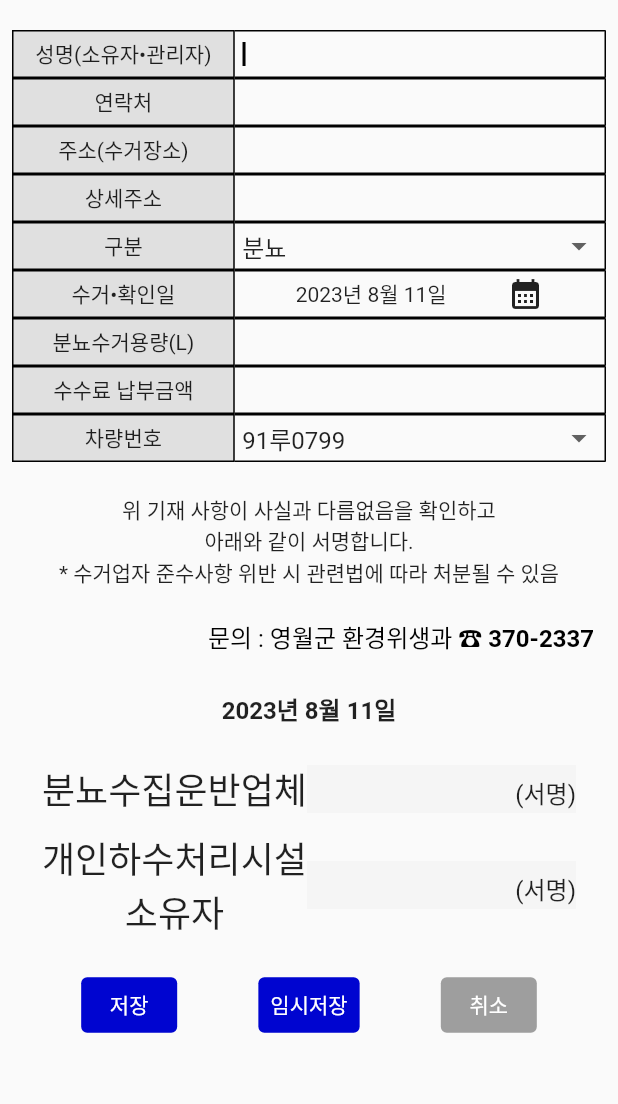
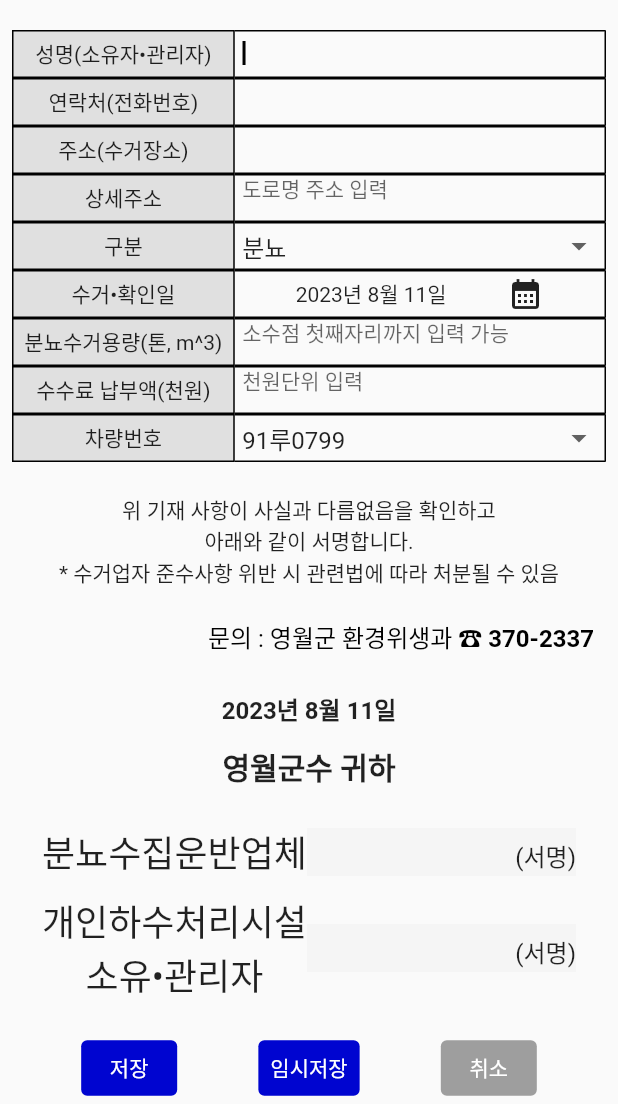
Before and after one commit to kyungsnim/tttttttt, a Flutter app: the screen it shows after launch, after a tap on "신규 확인서 작성", on a phone screen of 412 x 824 dp, the part 132-1236 px from its top. Run offline on Flutter 3.47's test engine with Material 2 defaults, Android fonts, the phone set to English and light mode, and no system bars; our stand-ins replace flutter_typeahead, fluttertoast, get, pdf, permission_handler, shared_preferences and 1 more; missing offline and left inert: excel, flutter_rounded_date_picker.

Commit message:
추가 요청사항 반영

```diff
--- a/lib/create/create_view.dart
+++ b/lib/create/create_view.dart
@@ -108,16 +108,16 @@ class _CreateViewState extends State<CreateView> {
               ),
               _buildInputArea('성명(소유자•관리자)', 'text',
                   controller: widget.nameController),
-              _buildInputArea('연락처', 'text',
+              _buildInputArea('연락처(전화번호)', 'text',
                   controller: widget.contactController),
               _buildInputArea('주소(수거장소)', 'address'),
               _buildInputArea('상세주소', 'text',
                   controller: widget.addressDetailController),
               _buildInputArea('구분', 'select'),
               _buildInputArea('수거•확인일', 'calendar'),
-              _buildInputArea('분뇨수거용량(L)', 'text',
+              _buildInputArea('분뇨수거용량(톤, m^3)', 'text',
                   controller: widget.sizeController),
-              _buildInputArea('수수료 납부금액', 'text',
+              _buildInputArea('수수료 납부액(천원)', 'text',
                   controller: widget.costController),
               _buildInputArea('차량번호', 'select'),
               const SizedBox(height: 20),
@@ -125,8 +125,8 @@ class _CreateViewState extends State<CreateView> {
               _buildSignatureArea(
                   '분뇨수집운반업체', () => widget.onTapSignature('분뇨수집운반업체')),
               const SizedBox(height: 10),
-              _buildSignatureArea('개인하수처리시설\n소유자',
-                  () => widget.onTapSignature('개인하수처리시설\n소유자')),
+              _buildSignatureArea('개인하수처리시설\n소유•관리자',
+                  () => widget.onTapSignature('개인하수처리시설\n소유•관리자')),
               const SizedBox(height: 20),
               widget.viewMode!
                   ? Row(
@@ -226,7 +226,7 @@ class _CreateViewState extends State<CreateView> {
                 ),
                 _buildPdfInputArea(
                     '성명(소유자•관리자)', widget.nameController.text, ttf),
-                _buildPdfInputArea('연락처', widget.contactController.text, ttf),
+                _buildPdfInputArea('연락처(전화번호)', widget.contactController.text, ttf),
                 _buildPdfInputArea('주소(수거장소)', widget.address, ttf),
                 _buildPdfInputArea(
                     '상세주소', widget.addressDetailController.text, ttf),
@@ -236,9 +236,9 @@ class _CreateViewState extends State<CreateView> {
                     '${widget.date.year}년 ${widget.date.month}월 ${widget.date.day}일',
                     ttf),
                 _buildPdfInputArea(
-                    '분뇨수거용량(L)', '${widget.sizeController.text}L', ttf),
+                    '분뇨수거용량(톤, m^3)', '${widget.sizeController.text}L', ttf),
                 _buildPdfInputArea(
-                    '수수료 납부금액', '${widget.costController.text}원', ttf),
+                    '수수료 납부액(천원)', '${widget.costController.text}원', ttf),
                 _buildPdfInputArea('차량번호', widget.numOfCar, ttf),
                 pw.SizedBox(height: 20),
                 _buildPdfExtraInfo(ttf),
@@ -404,8 +404,8 @@ class _CreateViewState extends State<CreateView> {
           "주소(수거장소)".toString(),
           "구분".toString(),
           "수거•확인일".toString(),
-          "분뇨수거용량(L)".toString(),
-          "수수료 납부금액".toString(),
+          "분뇨수거용량(톤, m^3)".toString(),
+          "수수료 납부액(천원)".toString(),
           "차량번호".toString(),
         ];
 
@@ -528,12 +528,24 @@ class _CreateViewState extends State<CreateView> {
           ),
         ),
         pw.Padding(
-          padding: const pw.EdgeInsets.symmetric(vertical: 24.0),
+          padding: const pw.EdgeInsets.only(top: 24.0),
           child: pw.Text(
             '${widget.date.year}년 ${widget.date.month}월 ${widget.date.day}일',
             textAlign: pw.TextAlign.center,
             style: pw.TextStyle(
               fontSize: 16,
+              fontWeight: pw.FontWeight.bold,
+              font: ttf,
+            ),
+          ),
+        ),
+        pw.Padding(
+          padding: const pw.EdgeInsets.only(top: 12, bottom: 24.0),
+          child: pw.Text(
+            '영월군수 귀하',
+            textAlign: pw.TextAlign.center,
+            style: pw.TextStyle(
+              fontSize: 20,
               fontWeight: pw.FontWeight.bold,
               font: ttf,
             ),
@@ -698,12 +710,23 @@ class _CreateViewState extends State<CreateView> {
           ),
         ),
         Padding(
-          padding: const EdgeInsets.symmetric(vertical: 24.0),
+          padding: const EdgeInsets.only(top: 24.0),
           child: Text(
             '${widget.date.year}년 ${widget.date.month}월 ${widget.date.day}일',
             textAlign: TextAlign.center,
             style: const TextStyle(
               fontSize: 16,
+              fontWeight: FontWeight.bold,
+            ),
+          ),
+        ),
+        const Padding(
+          padding: EdgeInsets.only(top: 12, bottom: 24.0),
+          child: Text(
+            '영월군수 귀하',
+            textAlign: TextAlign.center,
+            style: TextStyle(
+              fontSize: 20,
               fontWeight: FontWeight.bold,
             ),
           ),
@@ -756,7 +779,7 @@ class _CreateViewState extends State<CreateView> {
                 child: SizedBox(
                   height: 30,
                   child: type == 'text'
-                      ? title == '분뇨수거용량(L)' || title == '수수료 납부금액'
+                      ? title == '분뇨수거용량(톤, m^3)' || title == '수수료 납부액(천원)'
                           ? TextField(
                               readOnly: widget.viewMode!,
                               autofocus: true,
@@ -766,10 +789,11 @@ class _CreateViewState extends State<CreateView> {
                                 FocusNode().nextFocus();
                               },
                               controller: controller!,
-                              decoration: const InputDecoration(
+                              decoration: InputDecoration(
+                                hintText: title == '수수료 납부액(천원)' ? '천원단위 입력' : '소수점 첫째자리까지 입력 가능',
                                 border: InputBorder.none,
                                 contentPadding: EdgeInsets.symmetric(
-                                  vertical: 14,
+                                  vertical: 12,
                                   horizontal: 5,
                                 ),
                               ),
@@ -781,10 +805,10 @@ class _CreateViewState extends State<CreateView> {
                               inputFormatters: [
                                 /// 연락처 입력일 때는 숫자와 하이픈만 사용 가능
                                 FilteringTextInputFormatter.allow(
-                                    RegExp("[0-9]")),
+                                    RegExp(r"^[0-9]{0,9}.{0,2}")),
                               ],
                             )
-                          : title == '연락처'
+                          : title == '연락처(전화번호)'
                               ? TextField(
                                   readOnly: widget.viewMode!,
                                   autofocus: true,
@@ -823,10 +847,11 @@ class _CreateViewState extends State<CreateView> {
                                     FocusNode().nextFocus();
                                   },
                                   controller: controller!,
-                                  decoration: const InputDecoration(
+                                  decoration: InputDecoration(
+                                    hintText: title == '상세주소' ? '도로명 주소 입력' : '',
                                     border: InputBorder.none,
-                                    contentPadding: EdgeInsets.symmetric(
-                                      vertical: 14,
+                                    contentPadding: const EdgeInsets.symmetric(
+                                      vertical: 12,
                                       horizontal: 5,
                                     ),
                                   ),
--- a/lib/home/home_view.dart
+++ b/lib/home/home_view.dart
@@ -119,6 +119,7 @@ class _HomeViewState extends State<HomeView> {
                             child: Row(
                               // mainAxisAlignment: MainAxisAlignment.spaceEvenly,
                               children: [
+                                _buildSavedListTitle('저장', 1),
                                 _buildSavedListTitle('구분', 1),
                                 _buildSavedListTitle('날짜', 2),
                                 _buildSavedListTitle('소유자', 2),
@@ -187,6 +188,10 @@ class _HomeViewState extends State<HomeView> {
                                                 : '임시',
                                             1),
                                         _buildSavedListDescription(
+                                            data['type'] != null ? '${data['type']}'.substring(0, 2)
+                                            : '',
+                                            1),
+                                        _buildSavedListDescription(
                                             '${data['date']}', 2),
                                         _buildSavedListDescription(
                                             '${data['name']}', 2),
--- a/pubspec.yaml
+++ b/pubspec.yaml
@@ -56,6 +56,7 @@ dependencies:
   flutter_typeahead: ^4.6.2
   path_provider: ^2.0.15
   permission_handler: ^10.4.3
+  flutter_tex: ^4.0.3+4
 
   # The following adds the Cupertino Icons font to your application.
   # Use with the CupertinoIcons class for iOS style icons.
```
Also changed, not shown: lib/create/create_presenter.dart (+5 -5 lines), pubspec.lock.
